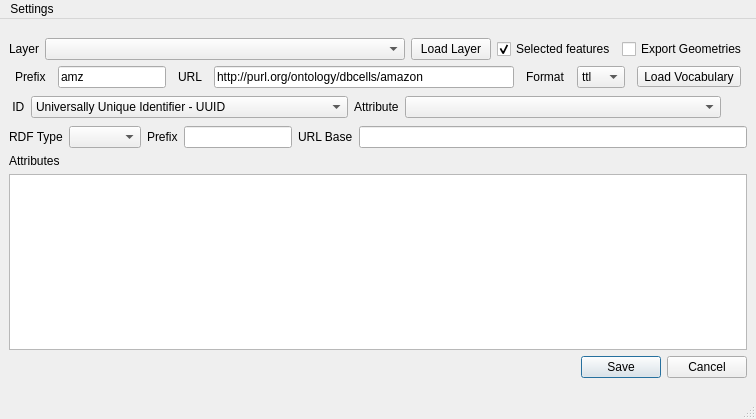
First picture: the form in Layer2Triple_main_base.ui, repository LambdaGeo/qgisparql-layer2triple, before the edit.
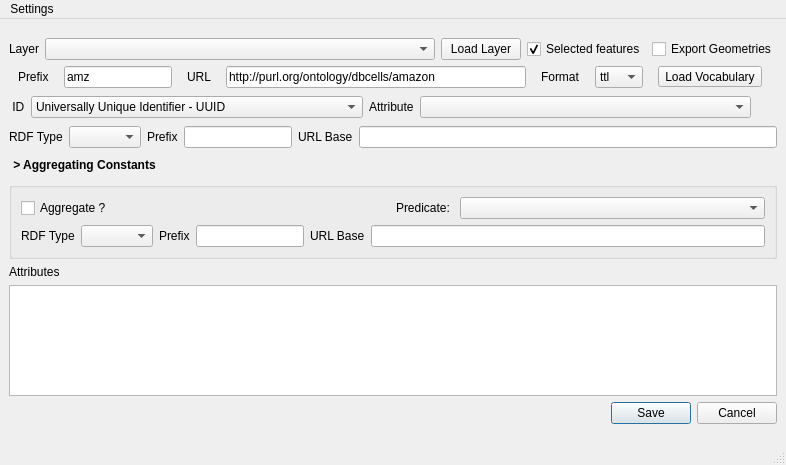
Second picture: the form after the edit.

What changed in the file:
```diff
--- a/Layer2Triple_main_base.ui
+++ b/Layer2Triple_main_base.ui
@@ -6,8 +6,8 @@
    <rect>
     <x>0</x>
     <y>0</y>
-    <width>756</width>
-    <height>419</height>
+    <width>786</width>
+    <height>465</height>
    </rect>
   </property>
   <property name="windowTitle">
@@ -333,10 +333,155 @@
           </item>
          </layout>
         </item>
+        <item>
+         <widget class="QPushButton" name="pushShowGroup">
+          <property name="sizePolicy">
+           <sizepolicy hsizetype="Fixed" vsizetype="Fixed">
+            <horstretch>0</horstretch>
+            <verstretch>0</verstretch>
+           </sizepolicy>
+          </property>
+          <property name="font">
+           <font>
+            <weight>75</weight>
+            <bold>true</bold>
+           </font>
+          </property>
+          <property name="text">
+           <string>&gt; Aggregating Constants</string>
+          </property>
+          <property name="flat">
+           <bool>true</bool>
+          </property>
+         </widget>
+        </item>
+        <item>
+         <widget class="QGroupBox" name="groupBoxConstants">
+          <property name="sizePolicy">
+           <sizepolicy hsizetype="Minimum" vsizetype="Minimum">
+            <horstretch>0</horstretch>
+            <verstretch>0</verstretch>
+           </sizepolicy>
+          </property>
+          <property name="title">
+           <string/>
+          </property>
+          <property name="flat">
+           <bool>true</bool>
+          </property>
+          <layout class="QGridLayout" name="gridLayout_2">
+           <item row="2" column="0">
+            <layout class="QHBoxLayout" name="horizontalLayout_6">
+             <property name="topMargin">
+              <number>0</number>
+             </property>
+             <item>
+              <widget class="QLabel" name="label_8">
+               <property name="sizePolicy">
+                <sizepolicy hsizetype="Maximum" vsizetype="Minimum">
+                 <horstretch>0</horstretch>
+                 <verstretch>0</verstretch>
+                </sizepolicy>
+               </property>
+               <property name="text">
+                <string>RDF Type</string>
+               </property>
+              </widget>
+             </item>
+             <item>
+              <widget class="QComboBox" name="comboRDFType_2">
+               <property name="sizePolicy">
+                <sizepolicy hsizetype="Minimum" vsizetype="Fixed">
+                 <horstretch>0</horstretch>
+                 <verstretch>0</verstretch>
+                </sizepolicy>
+               </property>
+              </widget>
+             </item>
+             <item>
+              <widget class="QLabel" name="label_9">
+               <property name="text">
+                <string>Prefix</string>
+               </property>
+              </widget>
+             </item>
+             <item>
+              <widget class="QLineEdit" name="linePrefix2_2">
+               <property name="sizePolicy">
+                <sizepolicy hsizetype="Minimum" vsizetype="Fixed">
+                 <horstretch>0</horstretch>
+                 <verstretch>0</verstretch>
+                </sizepolicy>
+               </property>
+               <property name="text">
+                <string/>
+               </property>
+              </widget>
+             </item>
+             <item>
+              <widget class="QLabel" name="label_10">
+               <property name="text">
+                <string>URL Base</string>
+               </property>
+              </widget>
+             </item>
+             <item>
+              <widget class="QLineEdit" name="lineURLBase_2">
+               <property name="text">
+                <string/>
+               </property>
+              </widget>
+             </item>
+            </layout>
+           </item>
+           <item row="1" column="0">
+            <layout class="QHBoxLayout" name="horizontalLayout_8">
+             <property name="topMargin">
+              <number>0</number>
+             </property>
+             <item>
+              <widget class="QCheckBox" name="checkConstant">
+               <property name="text">
+                <string>Aggregate ?</string>
+               </property>
+              </widget>
+             </item>
+             <item>
+              <layout class="QHBoxLayout" name="horizontalLayout_9">
+               <item>
+                <widget class="QLabel" name="label_11">
+                 <property name="sizePolicy">
+                  <sizepolicy hsizetype="Fixed" vsizetype="Preferred">
+                   <horstretch>0</horstretch>
+                   <verstretch>0</verstretch>
+                  </sizepolicy>
+                 </property>
+                 <property name="text">
+                  <string>Predicate: </string>
+                 </property>
+                </widget>
+               </item>
+               <item>
+                <widget class="QComboBox" name="comboBoxPredicate">
+                 <property name="sizePolicy">
+                  <sizepolicy hsizetype="Preferred" vsizetype="Fixed">
+                   <horstretch>0</horstretch>
+                   <verstretch>0</verstretch>
+                  </sizepolicy>
+                 </property>
+                </widget>
+               </item>
+              </layout>
+             </item>
+            </layout>
+           </item>
+          </layout>
+         </widget>
+        </item>
         <item>
          <widget class="QLabel" name="atributos">
           <property name="sizePolicy">
-           <sizepolicy hsizetype="Preferred" vsizetype="Fixed">
+           <sizepolicy hsizetype="Preferred" vsizetype="Preferred">
             <horstretch>0</horstretch>
             <verstretch>0</verstretch>
            </sizepolicy>
@@ -391,7 +536,7 @@
     <rect>
      <x>0</x>
      <y>0</y>
-     <width>756</width>
+     <width>786</width>
      <height>22</height>
     </rect>
    </property>
```
